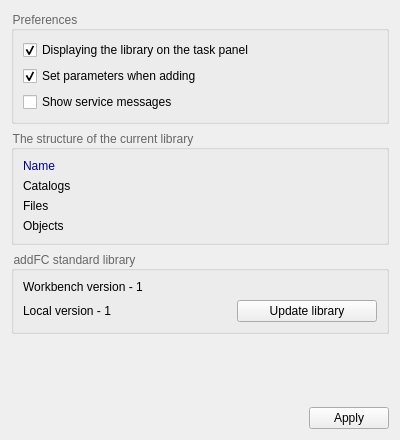
This is utils/addFC_Library_set.ui in GS90/addFC as Qt 5 draws it before an edit. The edited form follows.
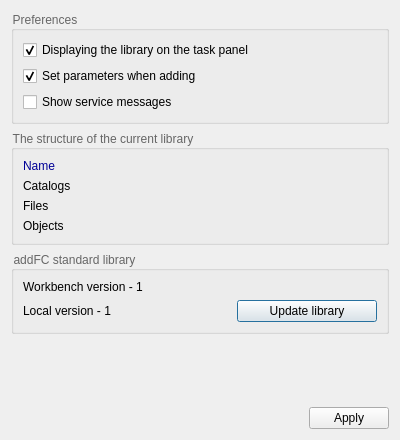
This is the edited form.

Patch:
```diff
--- a/utils/addFC_Library_set.ui
+++ b/utils/addFC_Library_set.ui
@@ -2,7 +2,7 @@
 <ui version="4.0">
  <author>Golodnikov Sergey</author>
  <class>Form</class>
- <widget class="QWidget" name="Form">
+ <widget class="QDialog" name="Form">
   <property name="enabled">
    <bool>true</bool>
   </property>
```
